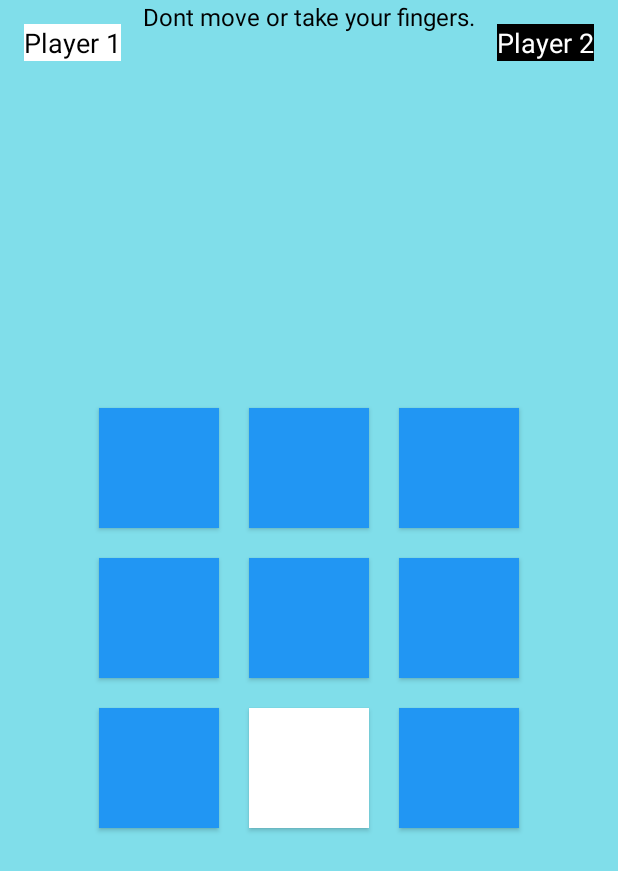
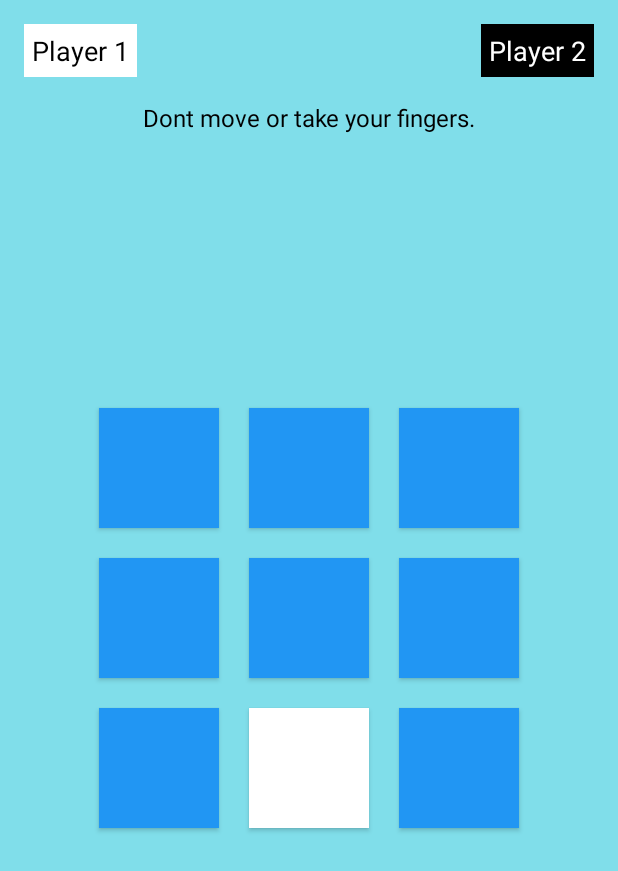
Before and after one commit to prakashbalab24/finger-dance, an Android app: the SelectLevel screen opened directly, with no data from a screen before it, after a tap on "EASY", on a phone screen of 412 x 824 dp. Shown: the top 871 px of the screen. Run offline under Robolectric (Android 15) with nearby library versions, the phone set to English and light mode, and no system bars.

Commit message:
UI tuned

```diff
--- a/app/src/main/res/layout/activity_select_level.xml
+++ b/app/src/main/res/layout/activity_select_level.xml
@@ -15,6 +15,7 @@
         android:layout_centerHorizontal="true"
         android:layout_marginBottom="72dp"
         android:textSize="24sp"
+        android:textAllCaps="true"
         android:textColor="@color/black"
         android:id="@+id/textView6" />
     <LinearLayout
--- a/app/src/main/res/layout/activity_splash_screen.xml
+++ b/app/src/main/res/layout/activity_splash_screen.xml
@@ -9,6 +9,7 @@
 
     <TextView
         android:text="@string/app_name"
+        android:textAllCaps="true"
         android:layout_width="wrap_content"
         android:layout_height="wrap_content"
         android:textSize="32sp"
--- a/app/src/main/res/layout/fragment_play_ground.xml
+++ b/app/src/main/res/layout/fragment_play_ground.xml
@@ -9,8 +9,10 @@
         android:text="@string/instruction"
         android:gravity="center_horizontal"
         android:textSize="16sp"
+        android:layout_below="@+id/linearLayout"
         android:textColor="@color/black"/>
     <LinearLayout
+        android:id="@+id/linearLayout"
         android:layout_width="match_parent"
         android:layout_height="wrap_content"
         android:orientation="horizontal"
@@ -19,6 +21,7 @@
             android:layout_width="wrap_content"
             android:layout_height="wrap_content"
             android:text="@string/player1"
+            android:padding="5dp"
             android:textColor="@color/black"
             android:textSize="18sp"
             android:background="@color/white"/>
@@ -31,6 +34,7 @@
             android:layout_height="wrap_content"
             android:textSize="18sp"
             android:text="@string/player2"
+            android:padding="5dp"
             android:textColor="@color/white"
             android:background="@color/black"/>
     </LinearLayout>
```
